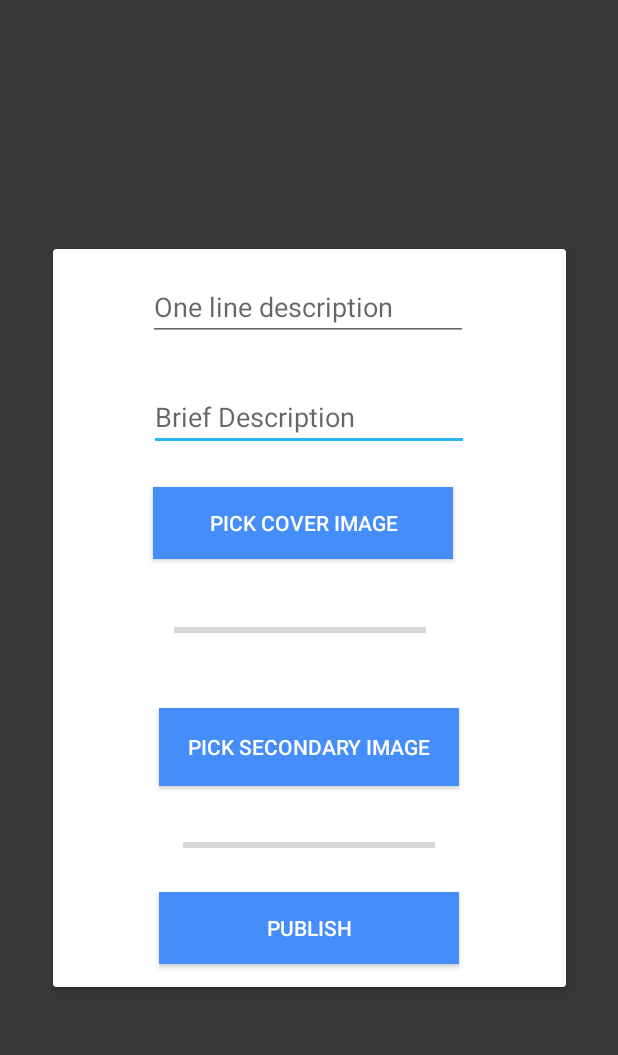
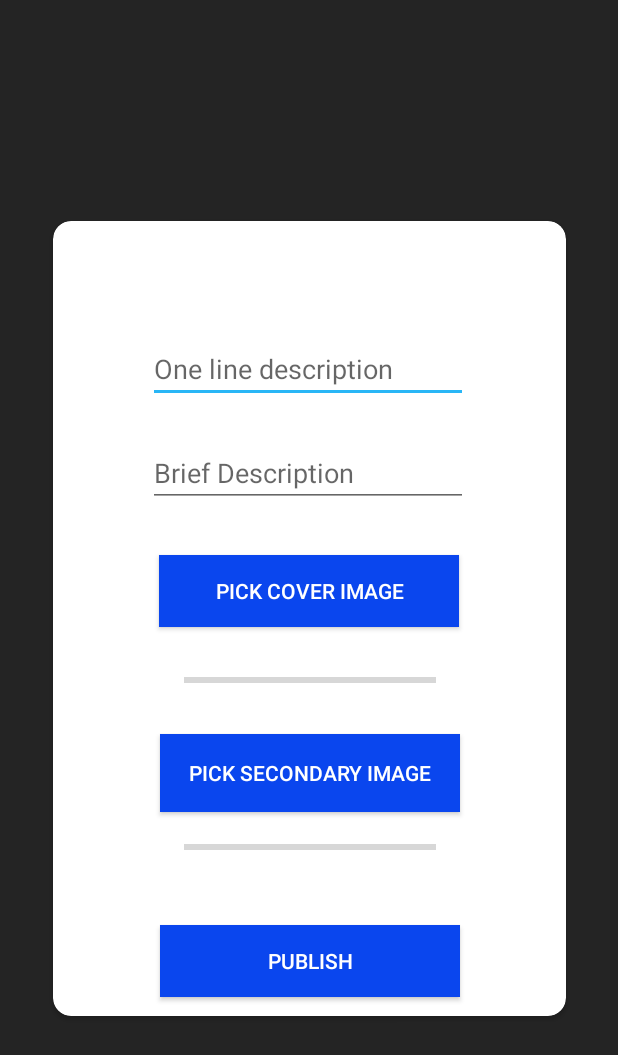
Before and after one commit to preet-dabre/EventPanaroma, an Android app: the CreateEvent2 screen opened directly, with no data from a screen before it, on a phone screen of 412 x 824 dp. Shown: the top 1055 px of the screen. Run offline under Robolectric (Android 15) with nearby library versions, the phone set to English and light mode, and no system bars; our stand-ins replace Firebase (no records; nobody signed in at launch, a user with empty details on screens opened directly).

Commit message:
Second commit: UI colors changed

```diff
--- a/app/src/main/res/layout/activity_create_event2.xml
+++ b/app/src/main/res/layout/activity_create_event2.xml
@@ -4,18 +4,19 @@
     xmlns:tools="http://schemas.android.com/tools"
     android:layout_width="match_parent"
     android:layout_height="match_parent"
-    android:background="#383838"
+    android:background="#242424"
     tools:context=".CreateEvent2">
 
     <android.support.v7.widget.CardView
         android:layout_width="342dp"
-        android:layout_height="492dp"
+        android:layout_height="530dp"
         android:layout_marginStart="8dp"
         android:layout_marginLeft="8dp"
         android:layout_marginTop="8dp"
         android:layout_marginEnd="8dp"
         android:layout_marginRight="8dp"
         android:layout_marginBottom="8dp"
+        app:cardCornerRadius="12dp"
         app:layout_constraintBottom_toBottomOf="parent"
         app:layout_constraintEnd_toEndOf="parent"
         app:layout_constraintStart_toStartOf="parent"
@@ -24,6 +25,40 @@
         <android.support.constraint.ConstraintLayout
             android:layout_width="match_parent"
             android:layout_height="match_parent">
+
+            <EditText
+                android:id="@+id/event_description"
+                android:layout_width="wrap_content"
+                android:layout_height="wrap_content"
+                android:layout_marginStart="8dp"
+                android:layout_marginLeft="8dp"
+                android:layout_marginTop="76dp"
+                android:layout_marginEnd="8dp"
+                android:layout_marginRight="8dp"
+                android:ems="10"
+                android:hint="One line description"
+                android:inputType="textPersonName"
+                app:layout_constraintEnd_toEndOf="parent"
+                app:layout_constraintHorizontal_bias="0.491"
+                app:layout_constraintStart_toStartOf="parent"
+                app:layout_constraintTop_toTopOf="parent" />
+
+            <EditText
+                android:id="@+id/event_brief_description"
+                android:layout_width="wrap_content"
+                android:layout_height="wrap_content"
+                android:layout_marginStart="8dp"
+                android:layout_marginLeft="8dp"
+                android:layout_marginTop="24dp"
+                android:layout_marginEnd="8dp"
+                android:layout_marginRight="8dp"
+                android:ems="10"
+                android:hint="Brief Description"
+                android:inputType="text"
+                app:layout_constraintEnd_toEndOf="parent"
+                app:layout_constraintHorizontal_bias="0.491"
+                app:layout_constraintStart_toStartOf="parent"
+                app:layout_constraintTop_toBottomOf="@+id/event_description" />
 
             <Button
                 android:id="@+id/publish_event"
@@ -35,14 +70,14 @@
                 android:layout_marginEnd="8dp"
                 android:layout_marginRight="8dp"
                 android:layout_marginBottom="8dp"
-                android:background="#458df9"
+                android:background="#0A46EE"
                 android:text="Publish"
                 android:textColor="@android:color/white"
                 app:layout_constraintBottom_toBottomOf="parent"
                 app:layout_constraintEnd_toEndOf="parent"
-                app:layout_constraintHorizontal_bias="0.497"
                 app:layout_constraintStart_toStartOf="parent"
-                app:layout_constraintTop_toBottomOf="@+id/images_progress" />
+                app:layout_constraintTop_toBottomOf="@+id/images_progress"
+                app:layout_constraintVertical_bias="0.849" />
 
             <ProgressBar
                 android:id="@+id/images_progress"
@@ -51,47 +86,12 @@
                 android:layout_height="31dp"
                 android:layout_marginStart="8dp"
                 android:layout_marginLeft="8dp"
-                android:layout_marginTop="24dp"
+                android:layout_marginTop="8dp"
                 android:layout_marginEnd="8dp"
                 android:layout_marginRight="8dp"
                 app:layout_constraintEnd_toEndOf="parent"
-                app:layout_constraintHorizontal_bias="0.497"
                 app:layout_constraintStart_toStartOf="parent"
                 app:layout_constraintTop_toBottomOf="@+id/image_button2" />
-
-            <EditText
-                android:id="@+id/event_brief_description"
-                android:layout_width="wrap_content"
-                android:layout_height="wrap_content"
-                android:layout_marginStart="8dp"
-                android:layout_marginLeft="8dp"
-                android:layout_marginTop="28dp"
-                android:layout_marginEnd="8dp"
-                android:layout_marginRight="8dp"
-                android:ems="10"
-                android:hint="Brief Description"
-                android:inputType="text"
-                app:layout_constraintEnd_toEndOf="parent"
-                app:layout_constraintHorizontal_bias="0.497"
-                app:layout_constraintStart_toStartOf="parent"
-                app:layout_constraintTop_toBottomOf="@+id/event_description" />
-
-            <EditText
-                android:id="@+id/event_description"
-                android:layout_width="wrap_content"
-                android:layout_height="wrap_content"
-                android:layout_marginStart="8dp"
-                android:layout_marginLeft="8dp"
-                android:layout_marginTop="16dp"
-                android:layout_marginEnd="8dp"
-                android:layout_marginRight="8dp"
-                android:ems="10"
-                android:hint="One line description"
-                android:inputType="textPersonName"
-                app:layout_constraintEnd_toEndOf="parent"
-                app:layout_constraintHorizontal_bias="0.491"
-                app:layout_constraintStart_toStartOf="parent"
-                app:layout_constraintTop_toTopOf="parent" />
 
             <Button
                 android:id="@+id/image_button2"
@@ -99,14 +99,13 @@
                 android:layout_height="52dp"
                 android:layout_marginStart="8dp"
                 android:layout_marginLeft="8dp"
-                android:layout_marginTop="36dp"
+                android:layout_marginTop="20dp"
                 android:layout_marginEnd="8dp"
                 android:layout_marginRight="8dp"
-                android:background="#458df9"
+                android:background="#0A46EE"
                 android:text="PICK Secondary Image"
                 android:textColor="@android:color/white"
                 app:layout_constraintEnd_toEndOf="parent"
-                app:layout_constraintHorizontal_bias="0.497"
                 app:layout_constraintStart_toStartOf="parent"
                 app:layout_constraintTop_toBottomOf="@+id/imagep_progress" />
 
@@ -117,11 +116,10 @@
                 android:layout_height="31dp"
                 android:layout_marginStart="8dp"
                 android:layout_marginLeft="8dp"
-                android:layout_marginTop="32dp"
+                android:layout_marginTop="20dp"
                 android:layout_marginEnd="8dp"
                 android:layout_marginRight="8dp"
                 app:layout_constraintEnd_toEndOf="parent"
-                app:layout_constraintHorizontal_bias="0.458"
                 app:layout_constraintStart_toStartOf="parent"
                 app:layout_constraintTop_toBottomOf="@+id/image_button" />
 
@@ -131,14 +129,14 @@
                 android:layout_height="wrap_content"
                 android:layout_marginStart="8dp"
                 android:layout_marginLeft="8dp"
-                android:layout_marginTop="24dp"
+                android:layout_marginTop="32dp"
                 android:layout_marginEnd="4dp"
                 android:layout_marginRight="4dp"
-                android:background="#458df9"
+                android:background="#0A46EE"
                 android:text="Pick Cover Image"
                 android:textColor="@android:color/white"
                 app:layout_constraintEnd_toEndOf="parent"
-                app:layout_constraintHorizontal_bias="0.452"
+                app:layout_constraintHorizontal_bias="0.484"
                 app:layout_constraintStart_toStartOf="parent"
                 app:layout_constraintTop_toBottomOf="@+id/event_brief_description" />
         </android.support.constraint.ConstraintLayout>
--- a/app/src/main/res/layout/activity_event_list.xml
+++ b/app/src/main/res/layout/activity_event_list.xml
@@ -4,7 +4,7 @@
     xmlns:tools="http://schemas.android.com/tools"
     android:layout_width="match_parent"
     android:layout_height="match_parent"
-    android:background="#383838"
+    android:background="#242424"
     tools:context=".EventList">
 
     <ProgressBar
--- a/app/src/main/res/layout/activity_stats.xml
+++ b/app/src/main/res/layout/activity_stats.xml
@@ -5,7 +5,7 @@
     android:id="@+id/stats_constraint"
     android:layout_width="match_parent"
     android:layout_height="match_parent"
-    android:background="#383838"
+    android:background="#242424"
     tools:context=".Stats">
 
     <android.support.v7.widget.CardView
@@ -18,6 +18,8 @@
         android:layout_marginEnd="8dp"
         android:layout_marginRight="8dp"
         android:layout_marginBottom="8dp"
+        app:cardCornerRadius="12dp"
+        app:cardElevation="30dp"
         app:layout_constraintBottom_toBottomOf="parent"
         app:layout_constraintEnd_toEndOf="parent"
         app:layout_constraintStart_toStartOf="parent"
--- a/app/src/main/res/layout/activity_update_events.xml
+++ b/app/src/main/res/layout/activity_update_events.xml
@@ -4,7 +4,7 @@
     xmlns:tools="http://schemas.android.com/tools"
     android:layout_width="match_parent"
     android:layout_height="match_parent"
-    android:background="#383838"
+    android:background="#242424"
     tools:context=".UpdateEvents">
 
     <android.support.v7.widget.CardView
@@ -16,6 +16,8 @@
         android:layout_marginEnd="8dp"
         android:layout_marginRight="8dp"
         android:layout_marginBottom="8dp"
+        app:cardCornerRadius="12dp"
+        app:cardElevation="30dp"
         app:layout_constraintBottom_toBottomOf="parent"
         app:layout_constraintEnd_toEndOf="parent"
         app:layout_constraintStart_toStartOf="parent"
@@ -35,7 +37,7 @@
                 android:layout_marginEnd="8dp"
                 android:layout_marginRight="8dp"
                 android:layout_marginBottom="8dp"
-                android:background="#458df9"
+                android:background="#0A46EE"
                 android:text="Update Event"
                 android:textColor="@android:color/white"
                 app:layout_constraintBottom_toBottomOf="parent"
--- a/app/src/main/res/values/colors.xml
+++ b/app/src/main/res/values/colors.xml
@@ -1,6 +1,6 @@
 <?xml version="1.0" encoding="utf-8"?>
 <resources>
-    <color name="colorPrimary">#008577</color>
+    <color name="colorPrimary">#242424</color>
     <color name="colorPrimaryDark">#00574B</color>
     <color name="colorAccent">#29b6f6</color>
 </resources>
--- a/app/src/main/res/values/styles.xml
+++ b/app/src/main/res/values/styles.xml
@@ -3,8 +3,8 @@
     <!-- Base application theme. -->
     <style name="AppTheme" parent="Theme.AppCompat.Light.DarkActionBar">
         <!-- Customize your theme here. -->
-        <item name="colorPrimary">#0088FE</item>
-        <item name="colorPrimaryDark">#0088FE</item>
+        <item name="colorPrimary">#0A46EE</item>
+        <item name="colorPrimaryDark">#242424</item>
         <item name="colorAccent">@color/colorAccent</item>
     </style>
 
```
Also changed, not shown: app/src/main/res/layout/activity_create_events.xml (+5 -3 lines), app/src/main/res/layout/activity_main.xml (+4 -4 lines).
